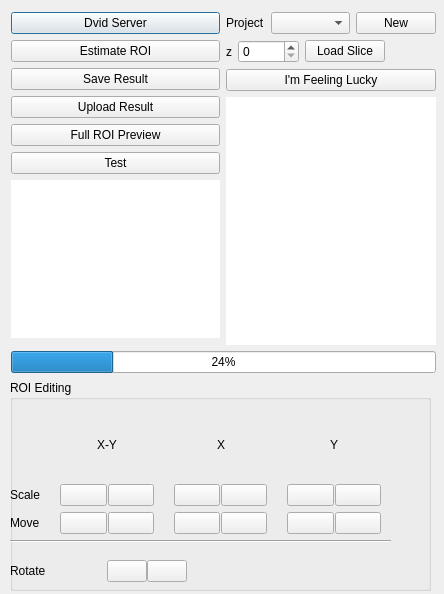
The window that neurolabi/gui/zflyemroidialog.ui (janelia-flyem/NeuTu) describes before a commit, drawn with Qt 5.
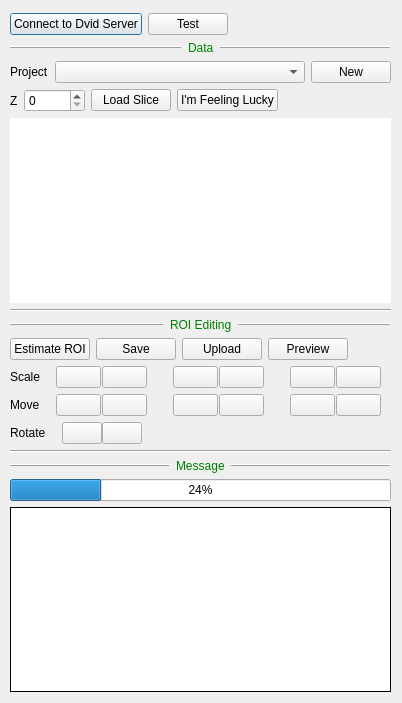
The same window after the commit. Icons and pictures are not drawn.

Commit message: better ROI interface

```diff
--- a/neurolabi/gui/zflyemroidialog.ui
+++ b/neurolabi/gui/zflyemroidialog.ui
@@ -6,59 +6,29 @@
    <rect>
     <x>0</x>
     <y>0</y>
-    <width>444</width>
-    <height>594</height>
+    <width>402</width>
+    <height>703</height>
    </rect>
   </property>
   <property name="windowTitle">
    <string>ROI Project</string>
   </property>
-  <widget class="QWidget" name="layoutWidget">
+  <widget class="QWidget" name="">
    <property name="geometry">
     <rect>
-     <x>11</x>
-     <y>12</y>
-     <width>425</width>
-     <height>361</height>
+     <x>10</x>
+     <y>13</y>
+     <width>381</width>
+     <height>679</height>
     </rect>
    </property>
-   <layout class="QVBoxLayout" name="verticalLayout_3">
+   <layout class="QVBoxLayout" name="verticalLayout_5">
     <item>
      <layout class="QHBoxLayout" name="horizontalLayout">
       <item>
-       <layout class="QVBoxLayout" name="verticalLayout">
-        <item>
          <widget class="QPushButton" name="dvidServerPushButton">
           <property name="text">
-           <string>Dvid Server</string>
-          </property>
-         </widget>
-        </item>
-        <item>
-         <widget class="QPushButton" name="estimateRoiPushButton">
-          <property name="text">
-           <string>Estimate ROI</string>
-          </property>
-         </widget>
-        </item>
-        <item>
-         <widget class="QPushButton" name="saveResultPushButton">
-          <property name="text">
-           <string>Save Result</string>
-          </property>
-         </widget>
-        </item>
-        <item>
-         <widget class="QPushButton" name="uploadResultPushButton">
-          <property name="text">
-           <string>Upload Result</string>
-          </property>
-         </widget>
-        </item>
-        <item>
-         <widget class="QPushButton" name="fullRoiPreviewPushButton">
-          <property name="text">
-           <string>Full ROI Preview</string>
+         <string>Connect to Dvid Server</string>
           </property>
          </widget>
         </item>
@@ -70,33 +40,66 @@
          </widget>
         </item>
         <item>
-         <widget class="QTextEdit" name="outputWidget">
-          <property name="frameShape">
-           <enum>QFrame::NoFrame</enum>
-          </property>
-          <property name="frameShadow">
-           <enum>QFrame::Plain</enum>
-          </property>
-          <property name="readOnly">
-           <bool>true</bool>
-          </property>
-         </widget>
-        </item>
-        <item>
-         <spacer name="verticalSpacer">
+       <spacer name="horizontalSpacer_5">
           <property name="orientation">
-           <enum>Qt::Vertical</enum>
+         <enum>Qt::Horizontal</enum>
           </property>
           <property name="sizeHint" stdset="0">
            <size>
-            <width>20</width>
-            <height>40</height>
+          <width>40</width>
+          <height>20</height>
            </size>
           </property>
          </spacer>
         </item>
        </layout>
       </item>
+    <item>
+     <layout class="QHBoxLayout" name="horizontalLayout_20">
+      <item>
+       <widget class="Line" name="line_4">
+        <property name="frameShadow">
+         <enum>QFrame::Raised</enum>
+        </property>
+        <property name="lineWidth">
+         <number>1</number>
+        </property>
+        <property name="orientation">
+         <enum>Qt::Horizontal</enum>
+        </property>
+       </widget>
+      </item>
+      <item>
+       <widget class="QLabel" name="label_3">
+        <property name="sizePolicy">
+         <sizepolicy hsizetype="Maximum" vsizetype="Preferred">
+          <horstretch>0</horstretch>
+          <verstretch>0</verstretch>
+         </sizepolicy>
+        </property>
+        <property name="text">
+         <string>&lt;font color=&quot;Green&quot;&gt;Data&lt;/font&gt;</string>
+        </property>
+        <property name="textFormat">
+         <enum>Qt::AutoText</enum>
+        </property>
+       </widget>
+      </item>
+      <item>
+       <widget class="Line" name="line">
+        <property name="frameShadow">
+         <enum>QFrame::Raised</enum>
+        </property>
+        <property name="lineWidth">
+         <number>1</number>
+        </property>
+        <property name="orientation">
+         <enum>Qt::Horizontal</enum>
+        </property>
+       </widget>
+      </item>
+     </layout>
+    </item>
       <item>
        <layout class="QVBoxLayout" name="verticalLayout_2">
         <item>
@@ -140,7 +143,7 @@
             <item>
              <widget class="QLabel" name="label">
               <property name="text">
-               <string>z</string>
+             <string>Z</string>
               </property>
              </widget>
             </item>
@@ -159,23 +162,6 @@
              </widget>
             </item>
             <item>
-             <spacer name="horizontalSpacer">
-              <property name="orientation">
-               <enum>Qt::Horizontal</enum>
-              </property>
-              <property name="sizeHint" stdset="0">
-               <size>
-                <width>40</width>
-                <height>20</height>
-               </size>
-              </property>
-             </spacer>
-            </item>
-           </layout>
-          </item>
-         </layout>
-        </item>
-        <item>
          <widget class="QPushButton" name="searchPushButton">
           <property name="text">
            <string>I'm Feeling Lucky</string>
@@ -183,6 +169,23 @@
          </widget>
         </item>
         <item>
+           <spacer name="horizontalSpacer">
+            <property name="orientation">
+             <enum>Qt::Horizontal</enum>
+            </property>
+            <property name="sizeHint" stdset="0">
+             <size>
+              <width>40</width>
+              <height>20</height>
+             </size>
+            </property>
+           </spacer>
+          </item>
+         </layout>
+        </item>
+       </layout>
+      </item>
+      <item>
          <widget class="QTextEdit" name="infoWidget">
           <property name="autoFillBackground">
            <bool>false</bool>
@@ -200,50 +203,128 @@
         </item>
        </layout>
       </item>
-     </layout>
+    <item>
+     <layout class="QVBoxLayout" name="upperVerticalLayout"/>
     </item>
     <item>
-     <widget class="QProgressBar" name="progressBar">
-      <property name="value">
-       <number>24</number>
+     <widget class="Line" name="line_8">
+      <property name="orientation">
+       <enum>Qt::Horizontal</enum>
       </property>
      </widget>
     </item>
-   </layout>
-  </widget>
-  <widget class="QGroupBox" name="groupBox">
-   <property name="geometry">
-    <rect>
-     <x>10</x>
-     <y>380</y>
-     <width>421</width>
-     <height>211</height>
-    </rect>
-   </property>
-   <property name="title">
-    <string>ROI Editing</string>
-   </property>
-   <widget class="QWidget" name="layoutWidget_3">
-    <property name="geometry">
-     <rect>
-      <x>0</x>
-      <y>170</y>
-      <width>187</width>
-      <height>42</height>
-     </rect>
-    </property>
-    <layout class="QHBoxLayout" name="horizontalLayout_7">
+    <item>
+     <layout class="QHBoxLayout" name="horizontalLayout_10">
+      <item>
+       <widget class="Line" name="line_2">
+        <property name="frameShadow">
+         <enum>QFrame::Raised</enum>
+        </property>
+        <property name="lineWidth">
+         <number>1</number>
+        </property>
+        <property name="midLineWidth">
+         <number>0</number>
+        </property>
+        <property name="orientation">
+         <enum>Qt::Horizontal</enum>
+        </property>
+       </widget>
+      </item>
+      <item>
+       <widget class="QLabel" name="label_9">
+        <property name="sizePolicy">
+         <sizepolicy hsizetype="Maximum" vsizetype="Preferred">
+          <horstretch>0</horstretch>
+          <verstretch>0</verstretch>
+         </sizepolicy>
+        </property>
+        <property name="text">
+         <string>&lt;font color=&quot;Green&quot;&gt;ROI Editing&lt;/font&gt;</string>
+        </property>
+       </widget>
+      </item>
+      <item>
+       <widget class="Line" name="line_5">
+        <property name="frameShadow">
+         <enum>QFrame::Raised</enum>
+        </property>
+        <property name="lineWidth">
+         <number>1</number>
+        </property>
+        <property name="orientation">
+         <enum>Qt::Horizontal</enum>
+        </property>
+       </widget>
+      </item>
+     </layout>
+    </item>
+    <item>
+     <layout class="QHBoxLayout" name="horizontalLayout_19">
+      <item>
+       <widget class="QPushButton" name="estimateRoiPushButton">
+        <property name="text">
+         <string>Estimate ROI</string>
+        </property>
+       </widget>
+      </item>
+      <item>
+       <widget class="QPushButton" name="saveResultPushButton">
+        <property name="text">
+         <string>Save</string>
+        </property>
+       </widget>
+      </item>
+      <item>
+       <widget class="QPushButton" name="uploadResultPushButton">
+        <property name="text">
+         <string>Upload</string>
+        </property>
+       </widget>
+      </item>
+      <item>
+       <widget class="QPushButton" name="fullRoiPreviewPushButton">
+        <property name="text">
+         <string>Preview</string>
+        </property>
+       </widget>
+      </item>
      <item>
-      <widget class="QLabel" name="label_4">
+       <spacer name="horizontalSpacer_3">
+        <property name="orientation">
+         <enum>Qt::Horizontal</enum>
+        </property>
+        <property name="sizeHint" stdset="0">
+         <size>
+          <width>40</width>
+          <height>20</height>
+         </size>
+        </property>
+       </spacer>
+      </item>
+     </layout>
+    </item>
+    <item>
+     <layout class="QVBoxLayout" name="verticalLayout_3">
+      <item>
+       <layout class="QHBoxLayout" name="horizontalLayout_4">
+        <item>
+         <widget class="QLabel" name="label_2">
+          <property name="sizePolicy">
+           <sizepolicy hsizetype="Maximum" vsizetype="Preferred">
+            <horstretch>0</horstretch>
+            <verstretch>0</verstretch>
+           </sizepolicy>
+          </property>
        <property name="text">
-        <string>Rotate</string>
+           <string>Scale</string>
        </property>
       </widget>
      </item>
      <item>
-      <layout class="QHBoxLayout" name="horizontalLayout_8">
+         <layout class="QHBoxLayout" name="horizontalLayout_9">
        <property name="spacing">
-        <number>0</number>
+           <number>1</number>
        </property>
        <property name="leftMargin">
         <number>10</number>
@@ -252,7 +333,7 @@
         <number>10</number>
        </property>
        <item>
-        <widget class="QPushButton" name="rotateLeftPushButton">
+           <widget class="QPushButton" name="xyDecPushButton">
          <property name="text">
           <string/>
          </property>
@@ -269,7 +350,7 @@
         </widget>
        </item>
        <item>
-        <widget class="QPushButton" name="rotateRightPushButton">
+           <widget class="QPushButton" name="xyIncPushButton">
          <property name="text">
           <string/>
          </property>
@@ -287,24 +368,118 @@
        </item>
       </layout>
      </item>
-    </layout>
-   </widget>
-   <widget class="QWidget" name="layoutWidget">
-    <property name="geometry">
-     <rect>
-      <x>0</x>
-      <y>32</y>
-      <width>381</width>
-      <height>131</height>
-     </rect>
-    </property>
-    <layout class="QVBoxLayout" name="verticalLayout_5">
+        <item>
+         <layout class="QHBoxLayout" name="horizontalLayout_3">
+          <property name="spacing">
+           <number>1</number>
+          </property>
+          <property name="leftMargin">
+           <number>10</number>
+          </property>
+          <property name="rightMargin">
+           <number>10</number>
+          </property>
+          <item>
+           <widget class="QPushButton" name="xDecPushButton">
+            <property name="text">
+             <string/>
+            </property>
+            <property name="icon">
+             <iconset resource="gui.qrc">
+              <normaloff>:/images/hsqueeze.png</normaloff>:/images/hsqueeze.png</iconset>
+            </property>
+            <property name="iconSize">
+             <size>
+              <width>24</width>
+              <height>24</height>
+             </size>
+            </property>
+           </widget>
+          </item>
+          <item>
+           <widget class="QPushButton" name="xIncPushButton">
+            <property name="text">
+             <string/>
+            </property>
+            <property name="icon">
+             <iconset resource="gui.qrc">
+              <normaloff>:/images/hstretch.png</normaloff>:/images/hstretch.png</iconset>
+            </property>
+            <property name="iconSize">
+             <size>
+              <width>24</width>
+              <height>24</height>
+             </size>
+            </property>
+           </widget>
+          </item>
+         </layout>
+        </item>
+        <item>
+         <layout class="QHBoxLayout" name="horizontalLayout_6">
+          <property name="spacing">
+           <number>1</number>
+          </property>
+          <property name="leftMargin">
+           <number>10</number>
+          </property>
+          <property name="rightMargin">
+           <number>10</number>
+          </property>
+          <item>
+           <widget class="QPushButton" name="yDecPushButton">
+            <property name="text">
+             <string/>
+            </property>
+            <property name="icon">
+             <iconset resource="gui.qrc">
+              <normaloff>:/images/vsqueeze.png</normaloff>:/images/vsqueeze.png</iconset>
+            </property>
+            <property name="iconSize">
+             <size>
+              <width>24</width>
+              <height>24</height>
+             </size>
+            </property>
+           </widget>
+          </item>
+          <item>
+           <widget class="QPushButton" name="yIncPushButton">
+            <property name="text">
+             <string/>
+            </property>
+            <property name="icon">
+             <iconset resource="gui.qrc">
+              <normaloff>:/images/vstretch.png</normaloff>:/images/vstretch.png</iconset>
+            </property>
+            <property name="iconSize">
+             <size>
+              <width>24</width>
+              <height>24</height>
+             </size>
+            </property>
+           </widget>
+          </item>
+         </layout>
+        </item>
+       </layout>
+      </item>
      <item>
-      <layout class="QGridLayout" name="gridLayout">
-       <property name="horizontalSpacing">
-        <number>0</number>
-       </property>
-       <item row="2" column="1">
+       <layout class="QHBoxLayout" name="horizontalLayout_5">
+        <item>
+         <widget class="QLabel" name="label_7">
+          <property name="sizePolicy">
+           <sizepolicy hsizetype="Maximum" vsizetype="Preferred">
+            <horstretch>0</horstretch>
+            <verstretch>0</verstretch>
+           </sizepolicy>
+          </property>
+          <property name="text">
+           <string>Move</string>
+          </property>
+         </widget>
+        </item>
+        <item>
         <layout class="QHBoxLayout" name="horizontalLayout_11">
          <property name="spacing">
           <number>1</number>
@@ -339,7 +514,7 @@
          </item>
         </layout>
        </item>
-       <item row="2" column="2">
+        <item>
         <layout class="QHBoxLayout" name="horizontalLayout_12">
          <property name="spacing">
           <number>1</number>
@@ -374,190 +549,7 @@
          </item>
         </layout>
        </item>
-       <item row="1" column="3">
-        <layout class="QHBoxLayout" name="horizontalLayout_6">
-         <property name="spacing">
-          <number>1</number>
-         </property>
-         <property name="leftMargin">
-          <number>10</number>
-         </property>
-         <property name="rightMargin">
-          <number>10</number>
-         </property>
          <item>
-          <widget class="QPushButton" name="yDecPushButton">
-           <property name="text">
-            <string/>
-           </property>
-           <property name="icon">
-            <iconset resource="gui.qrc">
-             <normaloff>:/images/vsqueeze.png</normaloff>:/images/vsqueeze.png</iconset>
-           </property>
-           <property name="iconSize">
-            <size>
-             <width>24</width>
-             <height>24</height>
-            </size>
-           </property>
-          </widget>
-         </item>
-         <item>
-          <widget class="QPushButton" name="yIncPushButton">
-           <property name="text">
-            <string/>
-           </property>
-           <property name="icon">
-            <iconset resource="gui.qrc">
-             <normaloff>:/images/vstretch.png</normaloff>:/images/vstretch.png</iconset>
-           </property>
-           <property name="iconSize">
-            <size>
-             <width>24</width>
-             <height>24</height>
-            </size>
-           </property>
-          </widget>
-         </item>
-        </layout>
-       </item>
-       <item row="1" column="2">
-        <layout class="QHBoxLayout" name="horizontalLayout_3">
-         <property name="spacing">
-          <number>1</number>
-         </property>
-         <property name="leftMargin">
-          <number>10</number>
-         </property>
-         <property name="rightMargin">
-          <number>10</number>
-         </property>
-         <item>
-          <widget class="QPushButton" name="xDecPushButton">
-           <property name="text">
-            <string/>
-           </property>
-           <property name="icon">
-            <iconset resource="gui.qrc">
-             <normaloff>:/images/hsqueeze.png</normaloff>:/images/hsqueeze.png</iconset>
-           </property>
-           <property name="iconSize">
-            <size>
-             <width>24</width>
-             <height>24</height>
-            </size>
-           </property>
-          </widget>
-         </item>
-         <item>
-          <widget class="QPushButton" name="xIncPushButton">
-           <property name="text">
-            <string/>
-           </property>
-           <property name="icon">
-            <iconset resource="gui.qrc">
-             <normaloff>:/images/hstretch.png</normaloff>:/images/hstretch.png</iconset>
-           </property>
-           <property name="iconSize">
-            <size>
-             <width>24</width>
-             <height>24</height>
-            </size>
-           </property>
-          </widget>
-         </item>
-        </layout>
-       </item>
-       <item row="1" column="0">
-        <widget class="QLabel" name="label_2">
-         <property name="sizePolicy">
-          <sizepolicy hsizetype="Maximum" vsizetype="Preferred">
-           <horstretch>0</horstretch>
-           <verstretch>0</verstretch>
-          </sizepolicy>
-         </property>
-         <property name="text">
-          <string>Scale</string>
-         </property>
-        </widget>
-       </item>
-       <item row="0" column="0">
-        <spacer name="horizontalSpacer_2">
-         <property name="orientation">
-          <enum>Qt::Horizontal</enum>
-         </property>
-         <property name="sizeType">
-          <enum>QSizePolicy::Maximum</enum>
-         </property>
-         <property name="sizeHint" stdset="0">
-          <size>
-           <width>40</width>
-           <height>20</height>
-          </size>
-         </property>
-        </spacer>
-       </item>
-       <item row="2" column="0">
-        <widget class="QLabel" name="label_7">
-         <property name="sizePolicy">
-          <sizepolicy hsizetype="Maximum" vsizetype="Preferred">
-           <horstretch>0</horstretch>
-           <verstretch>0</verstretch>
-          </sizepolicy>
-         </property>
-         <property name="text">
-          <string>Move</string>
-         </property>
-        </widget>
-       </item>
-       <item row="1" column="1">
-        <layout class="QHBoxLayout" name="horizontalLayout_9">
-         <property name="spacing">
-          <number>1</number>
-         </property>
-         <property name="leftMargin">
-          <number>10</number>
-         </property>
-         <property name="rightMargin">
-          <number>10</number>
-         </property>
-         <item>
-          <widget class="QPushButton" name="xyDecPushButton">
-           <property name="text">
-            <string/>
-           </property>
-           <property name="icon">
-            <iconset resource="gui.qrc">
-             <normaloff>:/images/squeeze.png</normaloff>:/images/squeeze.png</iconset>
-           </property>
-           <property name="iconSize">
-            <size>
-             <width>24</width>
-             <height>24</height>
-            </size>
-           </property>
-          </widget>
-         </item>
-         <item>
-          <widget class="QPushButton" name="xyIncPushButton">
-           <property name="text">
-            <string/>
-           </property>
-           <property name="icon">
-            <iconset resource="gui.qrc">
-             <normaloff>:/images/stretch.png</normaloff>:/images/stretch.png</iconset>
-           </property>
-           <property name="iconSize">
-            <size>
-             <width>24</width>
-             <height>24</height>
-            </size>
-           </property>
-          </widget>
-         </item>
-        </layout>
-       </item>
-       <item row="2" column="3">
         <layout class="QHBoxLayout" name="horizontalLayout_13">
          <property name="spacing">
           <number>1</number>
@@ -592,67 +584,70 @@
          </item>
         </layout>
        </item>
-       <item row="0" column="1">
-        <layout class="QHBoxLayout" name="horizontalLayout_4">
-         <item>
-          <spacer name="horizontalSpacer_3">
-           <property name="orientation">
-            <enum>Qt::Horizontal</enum>
-           </property>
-           <property name="sizeHint" stdset="0">
-            <size>
-             <width>40</width>
-             <height>20</height>
-            </size>
-           </property>
-          </spacer>
+       </layout>
          </item>
          <item>
-          <widget class="QLabel" name="label_8">
+       <layout class="QHBoxLayout" name="horizontalLayout_15">
+        <item>
+         <layout class="QHBoxLayout" name="horizontalLayout_7">
+          <item>
+           <widget class="QLabel" name="label_4">
            <property name="text">
-            <string>X-Y</string>
+             <string>Rotate</string>
            </property>
           </widget>
          </item>
          <item>
-          <spacer name="horizontalSpacer_4">
-           <property name="orientation">
-            <enum>Qt::Horizontal</enum>
-           </property>
-           <property name="sizeHint" stdset="0">
-            <size>
-             <width>40</width>
-             <height>20</height>
-            </size>
-           </property>
-          </spacer>
-         </item>
-        </layout>
-       </item>
-       <item row="0" column="2">
-        <layout class="QHBoxLayout" name="horizontalLayout_5">
+           <layout class="QHBoxLayout" name="horizontalLayout_8">
+            <property name="spacing">
+             <number>0</number>
+            </property>
+            <property name="leftMargin">
+             <number>10</number>
+            </property>
+            <property name="rightMargin">
+             <number>10</number>
+            </property>
          <item>
-          <spacer name="horizontalSpacer_5">
-           <property name="orientation">
-            <enum>Qt::Horizontal</enum>
-           </property>
-           <property name="sizeHint" stdset="0">
+             <widget class="QPushButton" name="rotateLeftPushButton">
+              <property name="text">
+               <string/>
+              </property>
+              <property name="icon">
+               <iconset resource="gui.qrc">
+                <normaloff>:/images/rotate_left.png</normaloff>:/images/rotate_left.png</iconset>
+              </property>
+              <property name="iconSize">
             <size>
-             <width>40</width>
-             <height>20</height>
-            </size>
-           </property>
-          </spacer>
+                <width>24</width>
+                <height>24</height>
+               </size>
+              </property>
+             </widget>
          </item>
          <item>
-          <widget class="QLabel" name="label_5">
+             <widget class="QPushButton" name="rotateRightPushButton">
            <property name="text">
-            <string>X</string>
-           </property>
-          </widget>
-         </item>
+               <string/>
+              </property>
+              <property name="icon">
+               <iconset resource="gui.qrc">
+                <normaloff>:/images/rotate_right.png</normaloff>:/images/rotate_right.png</iconset>
+              </property>
+              <property name="iconSize">
+               <size>
+                <width>24</width>
+                <height>24</height>
+               </size>
+              </property>
+             </widget>
+            </item>
+           </layout>
+          </item>
+         </layout>
+        </item>
          <item>
-          <spacer name="horizontalSpacer_6">
+         <spacer name="horizontalSpacer_9">
            <property name="orientation">
             <enum>Qt::Horizontal</enum>
            </property>
@@ -666,54 +661,86 @@
          </item>
         </layout>
        </item>
-       <item row="0" column="3">
-        <layout class="QHBoxLayout" name="horizontalLayout_10">
+     </layout>
+    </item>
          <item>
-          <spacer name="horizontalSpacer_7">
+     <widget class="Line" name="line_3">
            <property name="orientation">
             <enum>Qt::Horizontal</enum>
            </property>
-           <property name="sizeHint" stdset="0">
-            <size>
-             <width>40</width>
-             <height>20</height>
-            </size>
-           </property>
-          </spacer>
+     </widget>
+    </item>
+    <item>
+     <layout class="QHBoxLayout" name="horizontalLayout_21">
+      <item>
+       <widget class="Line" name="line_6">
+        <property name="frameShadow">
+         <enum>QFrame::Raised</enum>
+        </property>
+        <property name="lineWidth">
+         <number>1</number>
+        </property>
+        <property name="orientation">
+         <enum>Qt::Horizontal</enum>
+        </property>
+       </widget>
          </item>
          <item>
-          <widget class="QLabel" name="label_3">
+       <widget class="QLabel" name="label_10">
+        <property name="sizePolicy">
+         <sizepolicy hsizetype="Maximum" vsizetype="Preferred">
+          <horstretch>0</horstretch>
+          <verstretch>0</verstretch>
+         </sizepolicy>
+        </property>
            <property name="text">
-            <string>Y</string>
+         <string>&lt;font color=&quot;Green&quot;&gt;Message&lt;/font&gt;</string>
            </property>
           </widget>
          </item>
          <item>
-          <spacer name="horizontalSpacer_8">
+       <widget class="Line" name="line_7">
+        <property name="frameShadow">
+         <enum>QFrame::Raised</enum>
+        </property>
+        <property name="lineWidth">
+         <number>1</number>
+        </property>
            <property name="orientation">
             <enum>Qt::Horizontal</enum>
            </property>
-           <property name="sizeHint" stdset="0">
-            <size>
-             <width>40</width>
-             <height>20</height>
-            </size>
-           </property>
-          </spacer>
+       </widget>
          </item>
         </layout>
        </item>
+    <item>
+     <layout class="QHBoxLayout" name="horizontalLayout_16">
+      <item>
+       <widget class="QProgressBar" name="progressBar">
+        <property name="value">
+         <number>24</number>
+        </property>
+       </widget>
+      </item>
       </layout>
      </item>
      <item>
-      <widget class="Line" name="line">
-       <property name="orientation">
-        <enum>Qt::Horizontal</enum>
-       </property>
+     <widget class="QTextEdit" name="outputWidget">
+      <property name="autoFillBackground">
+       <bool>false</bool>
+      </property>
+      <property name="frameShape">
+       <enum>QFrame::Box</enum>
+      </property>
+      <property name="frameShadow">
+       <enum>QFrame::Plain</enum>
+      </property>
+      <property name="readOnly">
+       <bool>true</bool>
+      </property>
       </widget>
      </item>
     </layout>
-   </widget>
   </widget>
  </widget>
  <resources>
```
Left out of the diff: 4 changed lines with no effect on the pictures. Lines whose indentation alone changed are shown as unchanged. The commit also changes 6 other files.
